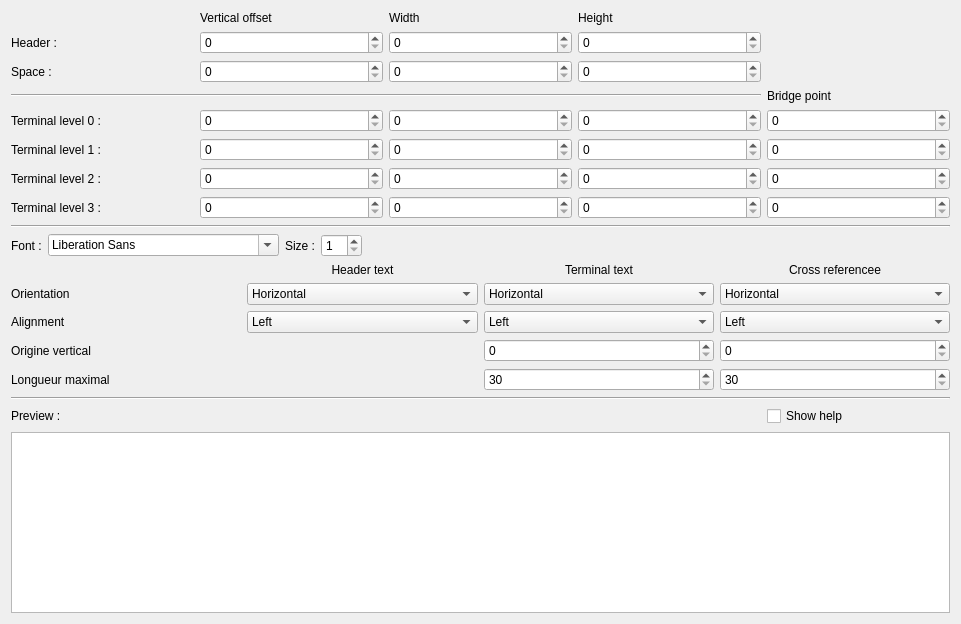
Qt form sources/TerminalStrip/ui/terminalstriplayouteditor.ui (EmilOsvoll/qelectrotech-source-mirror) before a commit.
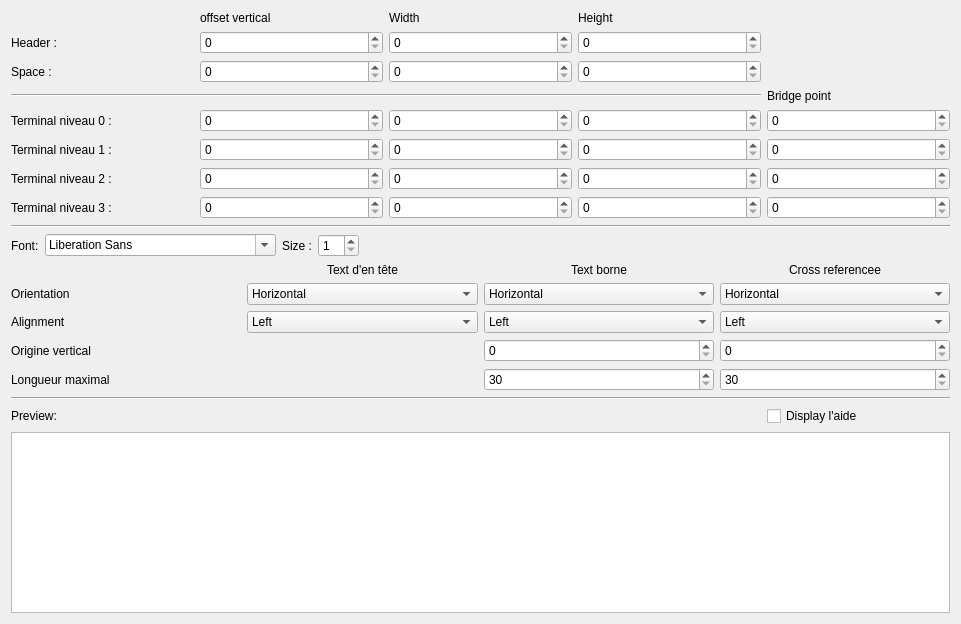
The same form after that commit.

Patch:
```diff
--- a/sources/TerminalStrip/ui/terminalstriplayouteditor.ui
+++ b/sources/TerminalStrip/ui/terminalstriplayouteditor.ui
@@ -41,7 +41,7 @@
    <item row="0" column="1">
     <widget class="QLabel" name="label_3">
      <property name="text">
-      <string>Vertical offset</string>
+      <string>offset vertical</string>
      </property>
     </widget>
    </item>
@@ -62,7 +62,7 @@
    <item row="4" column="0">
     <widget class="QLabel" name="label_7">
      <property name="text">
-      <string>Terminal level 0 :</string>
+      <string>Terminal niveau 0 :</string>
      </property>
     </widget>
    </item>
@@ -107,14 +107,14 @@
    <item row="7" column="0">
     <widget class="QLabel" name="label_10">
      <property name="text">
-      <string>Terminal level 3 :</string>
+      <string>Terminal niveau 3 :</string>
      </property>
     </widget>
    </item>
    <item row="6" column="0">
     <widget class="QLabel" name="label_9">
      <property name="text">
-      <string>Terminal level 2 :</string>
+      <string>Terminal niveau 2 :</string>
      </property>
     </widget>
    </item>
@@ -142,7 +142,7 @@
    <item row="13" column="4">
     <widget class="QCheckBox" name="m_display_preview_help">
      <property name="text">
-      <string>Show help</string>
+      <string>Display l'aide</string>
      </property>
      <property name="checked">
       <bool>false</bool>
@@ -194,7 +194,7 @@
    <item row="5" column="0">
     <widget class="QLabel" name="label_8">
      <property name="text">
-      <string>Terminal level 1 :</string>
+      <string>Terminal niveau 1 :</string>
      </property>
     </widget>
    </item>
@@ -278,7 +278,7 @@
          <item>
           <widget class="QLabel" name="label_11">
            <property name="text">
-            <string>Font :</string>
+            <string>Font:</string>
            </property>
           </widget>
          </item>
@@ -318,7 +318,7 @@
       <item row="2" column="3">
        <widget class="QLabel" name="label_20">
         <property name="text">
-         <string>Header text</string>
+         <string>Text d'en tête</string>
         </property>
         <property name="alignment">
          <set>Qt::AlignCenter</set>
@@ -392,7 +392,7 @@
       <item row="2" column="4">
        <widget class="QLabel" name="label_21">
         <property name="text">
-         <string>Terminal text</string>
+         <string>Text borne</string>
         </property>
         <property name="alignment">
          <set>Qt::AlignCenter</set>
@@ -542,7 +542,7 @@
    <item row="13" column="0">
     <widget class="QLabel" name="label_2">
      <property name="text">
-      <string>Preview :</string>
+      <string>Preview:</string>
      </property>
     </widget>
    </item>
```
Left out of the diff: 2 changed lines with no effect on the pictures.
